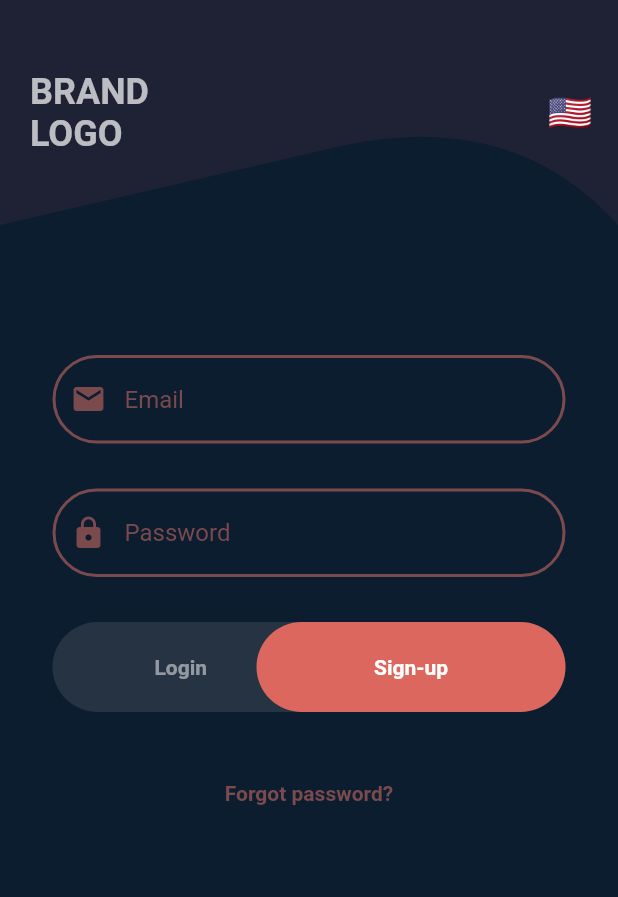
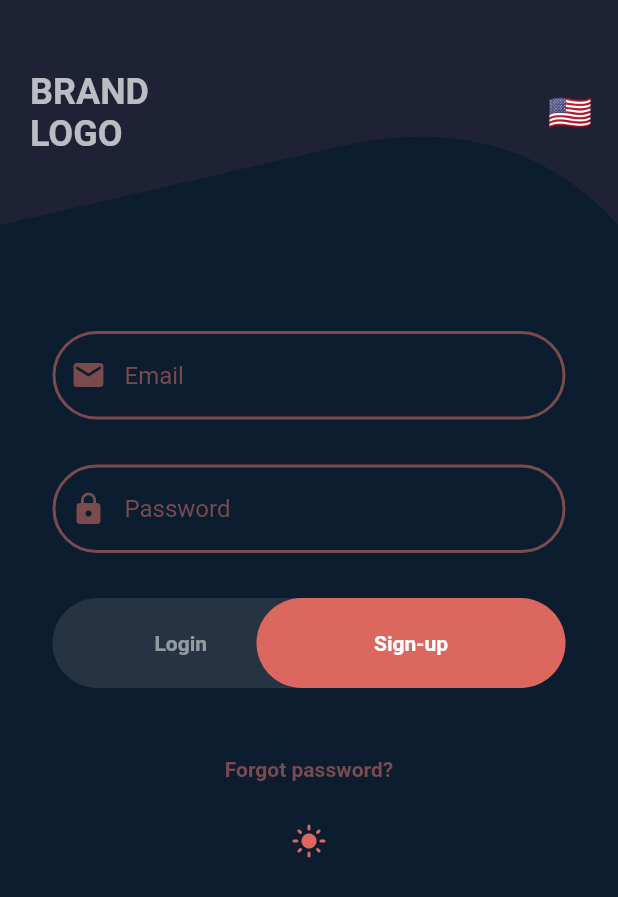
Before and after one commit to Rosa17a/challenge_mobx, a Flutter app: the screen it shows after launch, after a tap on "Sign-up", on a phone screen of 412 x 824 dp. Shown: the top 897 px of the screen. Run offline on Flutter 3.47's test engine with Material 2 defaults, Android fonts, the phone set to English and light mode, and no system bars; our stand-ins replace another_flushbar, auto_route, dartz, firebase_auth, firebase_core, flutter_mobx and 5 more; accounts and stored records are empty; generated files the repository leaves out were written again.

Commit message:
Added dynamic themes

```diff
--- a/lib/application/core/locale_store.dart
+++ b/lib/application/core/locale_store.dart
@@ -47,14 +47,14 @@ abstract class LocaleStoreBase with Store {
       _locale = en;
     }
 
-    await _localeRepository.setLocalKey(_locale);
+    await _localeRepository.setLocaleKey(_locale);
     return _locale;
   }
 
   Future<Locale> _getLocale() async {
-    final String? localeKey = _localeRepository.getLocalKey();
+    final String? localeKey = _localeRepository.getLocaleKey();
     if (localeKey == null) {
-      await _localeRepository.setLocalKey(en);
+      await _localeRepository.setLocaleKey(en);
 
       return en;
     } else {
--- /dev/null
+++ b/lib/application/core/theme_store.dart
@@ -0,0 +1,59 @@
+import 'package:challenge/domain/core/i_localization_repository.dart';
+import 'package:challenge/presentation/core/themes.dart';
+import 'package:flutter/material.dart';
+import 'package:mobx/mobx.dart';
+
+part 'theme_store.g.dart';
+
+class ThemeStore = ThemeStoreBase with _$ThemeStore;
+
+abstract class ThemeStoreBase with Store {
+  final ILRepository _themeRepository;
+
+  ThemeStoreBase(this._themeRepository);
+
+  @computed
+  bool get isDark => themeData == darkTheme;
+
+  @observable
+  ThemeData themeData = DefaultTheme.standard;
+
+  @computed
+  ThemeData get lightTheme => DefaultTheme.standard;
+
+  @computed
+  ThemeData get darkTheme => DefaultTheme.standardDark;
+
+  @action
+  Future<void> getTheme() async {
+    themeData = await _getTheme();
+  }
+
+  @action
+  Future<void> toggleTheme() async {
+    themeData = await _toggleTheme(themeData);
+  }
+
+  Future<ThemeData> _getTheme() async {
+    final themeKey = _themeRepository.getThemeKey();
+
+    if (themeKey == null) {
+      await _themeRepository.setThemeKey(lightTheme);
+
+      return lightTheme;
+    } else {
+      return themeKey == "light" ? lightTheme : darkTheme;
+    }
+  }
+
+  Future<ThemeData> _toggleTheme(ThemeData theme) async {
+    if (theme == lightTheme) {
+      theme = darkTheme;
+    } else {
+      theme = lightTheme;
+    }
+
+    await _themeRepository.setThemeKey(theme);
+    return theme;
+  }
+}
--- a/lib/domain/core/i_localization_repository.dart
+++ b/lib/domain/core/i_localization_repository.dart
@@ -1,6 +1,8 @@
 import 'package:flutter/material.dart';
 
 abstract class ILRepository {
-  String? getLocalKey();
-  Future<void> setLocalKey(Locale locale);
+  String? getLocaleKey();
+  Future<void> setLocaleKey(Locale locale);
+  String? getThemeKey();
+  Future<void> setThemeKey(ThemeData theme);
 }
--- a/lib/infrastructure/core/localization_repository.dart
+++ b/lib/infrastructure/core/localization_repository.dart
@@ -1,11 +1,14 @@
 import 'dart:ui';
 
+import 'package:challenge/presentation/core/themes.dart';
+import 'package:flutter/src/material/theme.dart';
 import 'package:injectable/injectable.dart';
 import 'package:shared_preferences/shared_preferences.dart';
 
 import '../../domain/core/i_localization_repository.dart';
 
 const String LOCALE = "locale";
+const String THEME = 'theme';
 
 // @injectable
 @LazySingleton(as: ILRepository)
@@ -14,13 +17,26 @@ class LRepository implements ILRepository {
 
   LRepository(this._sharedPreferences);
   @override
-  String? getLocalKey() {
+  String? getLocaleKey() {
     return _sharedPreferences.getString(LOCALE);
   }
 
   @override
-  Future<void> setLocalKey(Locale locale) async {
+  Future<void> setLocaleKey(Locale locale) async {
     await _sharedPreferences.setString(
         LOCALE, locale.languageCode == 'en' ? 'en' : 'hy');
   }
+
+  @override
+  String? getThemeKey() {
+    return _sharedPreferences.getString(THEME);
+  }
+
+  @override
+  Future<void> setThemeKey(ThemeData theme) {
+    return _sharedPreferences.setString(
+      THEME,
+      theme == DefaultTheme.standard ? "light" : "dark",
+    );
+  }
 }
--- a/lib/injection.dart
+++ b/lib/injection.dart
@@ -1,5 +1,5 @@
+import 'package:challenge/application/core/theme_store.dart';
 import 'package:firebase_core/firebase_core.dart';
-import 'package:flutter/services.dart';
 import 'package:flutter/widgets.dart';
 import 'package:get_it/get_it.dart';
 import 'package:injectable/injectable.dart';
@@ -8,7 +8,6 @@ import 'package:shared_preferences/shared_preferences.dart';
 import 'application/core/locale_store.dart';
 import 'infrastructure/core/localization_repository.dart';
 import 'injection.config.dart';
-import 'presentation/core/colors.dart';
 
 final GetIt getIt = GetIt.instance;
 
@@ -16,8 +15,8 @@ final GetIt getIt = GetIt.instance;
 Future<void> configureInjection(String env) async {
   WidgetsFlutterBinding.ensureInitialized();
 
-  SystemChrome.setSystemUIOverlayStyle(const SystemUiOverlayStyle(
-      statusBarColor: AppColors.white, statusBarBrightness: Brightness.dark));
+  // SystemChrome.setSystemUIOverlayStyle(const SystemUiOverlayStyle(
+  //     statusBarColor: AppColors.white, statusBarBrightness: Brightness.dark));
   await Firebase.initializeApp();
   //TODO done this manually, because there were some issues with Injectable
   await registerLocalStore();
@@ -28,4 +27,6 @@ Future<void> registerLocalStore() async {
   final sharedPreferances = await SharedPreferences.getInstance();
   getIt.registerLazySingleton<LocaleStore>(
       () => LocaleStore(LRepository(sharedPreferances)));
+  getIt.registerLazySingleton<ThemeStore>(
+      () => ThemeStore(LRepository(sharedPreferances)));
 }
--- a/lib/presentation/core/themes.dart
+++ b/lib/presentation/core/themes.dart
@@ -10,18 +10,19 @@ class DefaultTheme {
   /// Standard `ThemeData` for  UI.
   static ThemeData get standard {
     return ThemeData(
-      brightness: Brightness.dark,
+      brightness: Brightness.light,
       scrollbarTheme: ScrollbarThemeData(
         thumbColor: MaterialStateProperty.all(AppColors.orangeRed),
       ),
-      highlightColor: AppColors.akaroa,
       accentColor: AppColors.orangeRedMuted,
       primaryColor: AppColors.orangeRed,
+      dialogBackgroundColor: AppColors.white,
+      highlightColor: AppColors.akaroa,
+      scaffoldBackgroundColor: AppColors.blueDeep,
       appBarTheme: _appBarTheme,
       elevatedButtonTheme: _elevatedButtonTheme,
       outlinedButtonTheme: _outlinedButtonTheme,
       textTheme: _textTheme,
-      dialogBackgroundColor: AppColors.white,
       dialogTheme: _dialogTheme,
       tooltipTheme: _tooltipTheme,
       bottomSheetTheme: _bottomSheetTheme,
@@ -33,6 +34,36 @@ class DefaultTheme {
       accentIconTheme: _iconTeheme,
       textSelectionTheme:
           const TextSelectionThemeData(cursorColor: AppColors.akaroa),
+    );
+  }
+
+  /// Standard `ThemeData` for  UI.
+  static ThemeData get standardDark {
+    return ThemeData(
+      brightness: Brightness.dark,
+      accentColor: AppColors.orangeRedMuted,
+      primaryColor: AppColors.orangeRed,
+      dialogBackgroundColor: AppColors.white,
+      highlightColor: AppColors.akaroa,
+      scaffoldBackgroundColor: AppColors.white,
+      appBarTheme: _appBarTheme,
+      elevatedButtonTheme: _elevatedButtonTheme,
+      outlinedButtonTheme: _outlinedButtonTheme,
+      textTheme: _textTheme,
+      dialogTheme: _dialogTheme,
+      tooltipTheme: _tooltipTheme,
+      bottomSheetTheme: _bottomSheetTheme,
+      tabBarTheme: _tabBarTheme,
+      dividerTheme: _dividerTheme,
+      inputDecorationTheme: _inputDecorationTheme,
+      iconTheme: _iconTeheme,
+      primaryIconTheme: _iconTeheme,
+      accentIconTheme: _iconTeheme,
+      textSelectionTheme:
+          const TextSelectionThemeData(cursorColor: AppColors.akaroa),
+      scrollbarTheme: ScrollbarThemeData(
+        thumbColor: MaterialStateProperty.all(AppColors.orangeRed),
+      ),
     );
   }
 
--- a/lib/presentation/core/widgets/app_widget.dart
+++ b/lib/presentation/core/widgets/app_widget.dart
@@ -1,3 +1,4 @@
+import 'package:challenge/application/core/theme_store.dart';
 import 'package:flutter/material.dart';
 import 'package:flutter_gen/gen_l10n/localizations.dart';
 import 'package:flutter_mobx/flutter_mobx.dart';
@@ -6,7 +7,6 @@ import 'package:provider/provider.dart';
 import '../../../application/core/locale_store.dart';
 import '../../../injection.dart';
 import '../../routes/router.gr.dart';
-import '../themes.dart';
 
 class AppWidget extends StatelessWidget {
   @override
@@ -14,16 +14,17 @@ class AppWidget extends StatelessWidget {
     final _router = AppRouter();
     return MultiProvider(
       providers: [
-        Provider<LocaleStore>(create: (_) => getIt<LocaleStore>()..getLocale())
+        Provider<LocaleStore>(create: (_) => getIt<LocaleStore>()..getLocale()),
+        Provider<ThemeStore>(create: (_) => getIt<ThemeStore>()..getTheme())
       ],
-      child: Consumer<LocaleStore>(
-        builder: (_, LocaleStore value, __) => Observer(
+      child: Consumer2<LocaleStore, ThemeStore>(
+        builder: (_, LocaleStore locale, ThemeStore theme, __) => Observer(
           name: 'Locale-store',
           builder: (_) => MaterialApp.router(
             title: 'Challenge',
             debugShowCheckedModeBanner: false,
-            theme: DefaultTheme.standard,
-            locale: value.locale,
+            theme: theme.themeData,
+            locale: locale.locale,
             // Localizations delegates.
             localizationsDelegates: AppLocalizations.localizationsDelegates,
 
--- a/lib/presentation/pages/sign_in/sign_in_page.dart
+++ b/lib/presentation/pages/sign_in/sign_in_page.dart
@@ -1,11 +1,12 @@
 import 'package:another_flushbar/flushbar_helper.dart';
 import 'package:auto_route/auto_route.dart';
+import 'package:challenge/application/core/theme_store.dart';
 import 'package:flutter/material.dart';
 import 'package:flutter_gen/gen_l10n/localizations.dart';
+import 'package:provider/provider.dart';
 
 import '../../../application/auth/auth_module.dart';
 import '../../../injection.dart';
-import '../../core/colors.dart';
 import '../../core/widgets/observable_listener.dart';
 import '../../routes/router.gr.dart';
 import 'sign_in_styles.dart';
@@ -16,9 +17,8 @@ class SigninPage extends StatelessWidget {
   @override
   Widget build(BuildContext context) {
     final authModule = getIt<AuthModule>();
-
+    final themeStore = Provider.of<ThemeStore>(context);
     return Scaffold(
-      backgroundColor: AppColors.blueDeep,
       appBar: PreferredSize(
         preferredSize: SignInStyles().appBarSize,
         child: SignInAppBar(),
@@ -55,6 +55,14 @@ class SigninPage extends StatelessWidget {
               flex: 2,
               child: SignInForm(authModule: authModule),
             ),
+            IconButton(
+              onPressed: () {
+                themeStore.toggleTheme();
+              },
+              icon: Icon(
+                themeStore.isDark ? Icons.dark_mode : Icons.light_mode,
+              ),
+            ),
             const Spacer()
           ],
         ),
--- a/lib/presentation/pages/sign_in/widgets/sign_in_form.dart
+++ b/lib/presentation/pages/sign_in/widgets/sign_in_form.dart
@@ -40,8 +40,8 @@ class SignInForm extends StatelessWidget {
                     decoration: InputDecoration(
                         prefixIcon: Icon(Icons.email,
                             color: authModule.emailFieldHasFocus
-                                ? AppColors.orangeRed
-                                : AppColors.orangeRedMuted),
+                                ? Theme.of(context).primaryColor
+                                : Theme.of(context).accentColor),
                         hintText: AppLocalizations.of(context)!.email),
                     autocorrect: false,
                     onTap: authModule.emailFieldPresses,
@@ -64,8 +64,8 @@ class SignInForm extends StatelessWidget {
                     decoration: InputDecoration(
                       prefixIcon: Icon(Icons.lock,
                           color: authModule.passwordFieldHasFocus
-                              ? AppColors.orangeRed
-                              : AppColors.orangeRedMuted),
+                              ? Theme.of(context).primaryColor
+                              : Theme.of(context).accentColor),
                       hintText: AppLocalizations.of(context)!.password,
                     ),
                     autocorrect: false,
@@ -163,7 +163,7 @@ class SignInForm extends StatelessWidget {
                           .primaryTextTheme
                           .bodyText1
                           ?.copyWith(
-                              color: AppColors.orangeRedMuted,
+                              color: Theme.of(context).accentColor,
                               fontWeight: AppFontWeight.bold),
                     ),
                   ),
--- a/lib/presentation/pages/splash/slpash_page.dart
+++ b/lib/presentation/pages/splash/slpash_page.dart
@@ -29,6 +29,8 @@ class SplashPage extends StatelessWidget {
           default:
             context.router.replace(const SigninPageRoute());
         }
+        StackRouter hhh;
+        print(context.router);
       },
       child: const Scaffold(
         backgroundColor: AppColors.blueDeep,
```
Also changed, not shown: lib/application/core/theme_store.g.dart (added).
